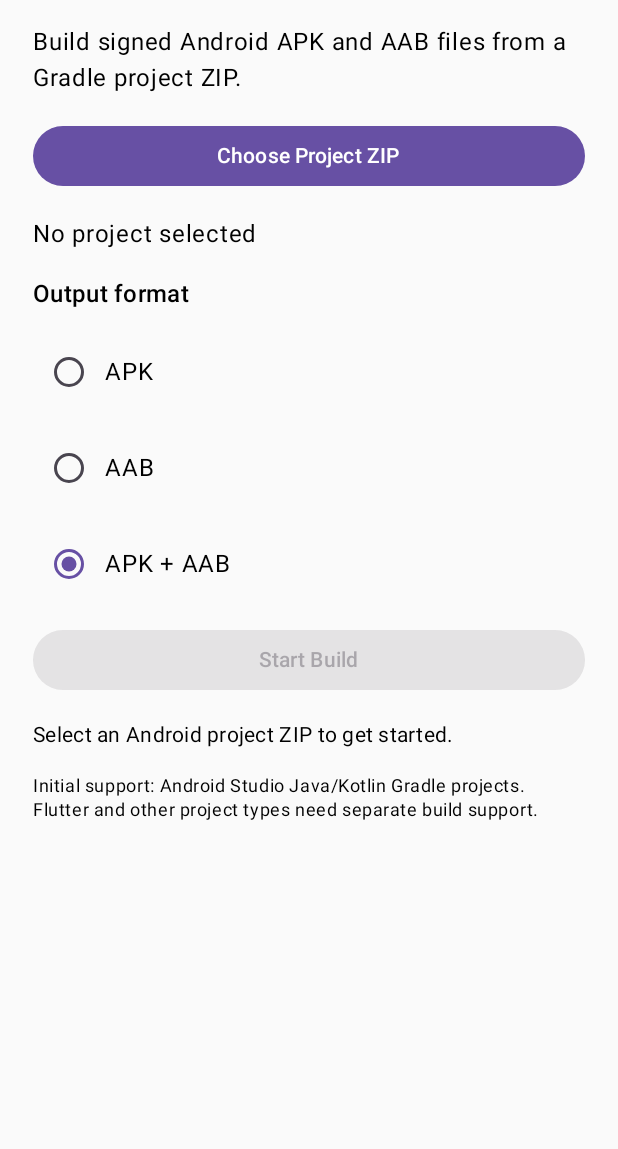
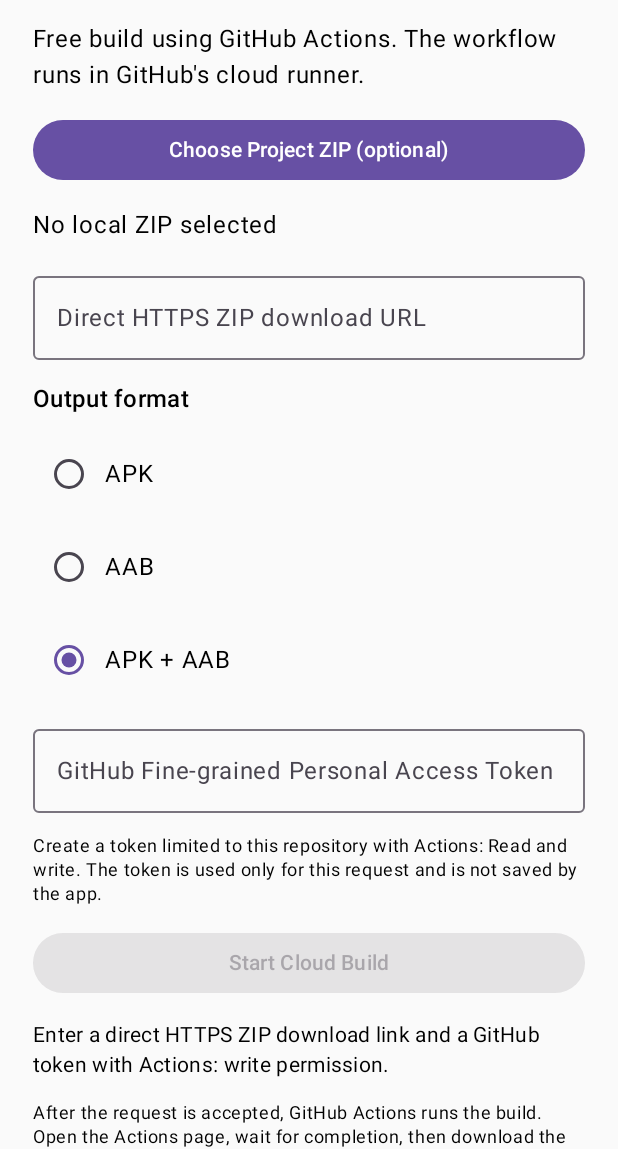
Before and after one commit to alaminboss22/apk-signer, an Android app built with Jetpack Compose: the screen it shows after launch (MainActivity), on a phone screen of 412 x 824 dp, the part 87-1236 px from its top. Run offline under Robolectric (Android 15) with nearby library versions, the phone set to English and light mode, and no system bars.

Commit message:
Connect app UI to free GitHub Actions workflow dispatch

```diff
--- a/app/src/main/java/com/vex/apksigner/MainActivity.kt
+++ b/app/src/main/java/com/vex/apksigner/MainActivity.kt
@@ -1,5 +1,6 @@
 package com.vex.apksigner
 
+import android.content.Intent
 import android.net.Uri
 import android.os.Bundle
 import androidx.activity.ComponentActivity
@@ -7,44 +8,119 @@ import androidx.activity.compose.setContent
 import androidx.activity.compose.rememberLauncherForActivityResult
 import androidx.activity.result.contract.ActivityResultContracts
 import androidx.compose.foundation.layout.*
+import androidx.compose.foundation.rememberScrollState
+import androidx.compose.foundation.verticalScroll
 import androidx.compose.material3.*
 import androidx.compose.runtime.*
 import androidx.compose.ui.Modifier
+import androidx.compose.ui.text.input.PasswordVisualTransformation
 import androidx.compose.ui.unit.dp
+import kotlinx.coroutines.Dispatchers
+import kotlinx.coroutines.withContext
+import org.json.JSONObject
+import java.net.HttpURLConnection
+import java.net.URL
 
 class MainActivity : ComponentActivity() {
     override fun onCreate(savedInstanceState: Bundle?) {
         super.onCreate(savedInstanceState)
         setContent {
             MaterialTheme {
-                var selectedZip by remember { mutableStateOf<Uri?>(null) }
-                var buildType by remember { mutableStateOf("APK + AAB") }
-                var status by remember { mutableStateOf("Select an Android project ZIP to get started.") }
+                var zipUri by remember { mutableStateOf<Uri?>(null) }
+                var zipUrl by remember { mutableStateOf("") }
+                var token by remember { mutableStateOf("") }
+                var format by remember { mutableStateOf("both") }
+                var status by remember { mutableStateOf("Enter a direct HTTPS ZIP download link and a GitHub token with Actions: write permission.") }
+                var busy by remember { mutableStateOf(false) }
+                val scope = rememberCoroutineScope()
                 val picker = rememberLauncherForActivityResult(ActivityResultContracts.OpenDocument()) { uri ->
-                    selectedZip = uri
-                    status = if (uri != null) "ZIP selected. Cloud Build service is not connected yet." else "No ZIP selected."
+                    zipUri = uri
+                    if (uri != null) status = "Local ZIP selected. For this free workflow, provide a direct HTTPS download URL for the same ZIP below."
                 }
-                Column(Modifier.fillMaxSize().padding(22.dp), verticalArrangement = Arrangement.spacedBy(16.dp)) {
+
+                Column(
+                    Modifier.fillMaxSize().verticalScroll(rememberScrollState()).padding(22.dp),
+                    verticalArrangement = Arrangement.spacedBy(14.dp)
+                ) {
                     Text("VEX APK Signer", style = MaterialTheme.typography.headlineMedium)
-                    Text("Build signed Android APK and AAB files from a Gradle project ZIP.")
+                    Text("Free build using GitHub Actions. The workflow runs in GitHub's cloud runner.")
                     Button(onClick = { picker.launch(arrayOf("application/zip", "application/x-zip-compressed", "application/octet-stream")) }, modifier = Modifier.fillMaxWidth()) {
-                        Text(if (selectedZip == null) "Choose Project ZIP" else "Choose Another ZIP")
+                        Text(if (zipUri == null) "Choose Project ZIP (optional)" else "Choose Another ZIP")
                     }
-                    Text(if (selectedZip == null) "No project selected" else "Project ZIP selected")
+                    Text(if (zipUri == null) "No local ZIP selected" else "A local ZIP is selected. It is not uploaded automatically.")
+                    OutlinedTextField(
+                        value = zipUrl, onValueChange = { zipUrl = it },
+                        label = { Text("Direct HTTPS ZIP download URL") },
+                        placeholder = { Text("https://.../project.zip") },
+                        modifier = Modifier.fillMaxWidth(), singleLine = false
+                    )
                     Text("Output format", style = MaterialTheme.typography.titleMedium)
-                    listOf("APK", "AAB", "APK + AAB").forEach { option ->
+                    listOf("apk" to "APK", "aab" to "AAB", "both" to "APK + AAB").forEach { item ->
                         Row {
-                            RadioButton(selected = buildType == option, onClick = { buildType = option })
-                            Text(option, modifier = Modifier.padding(top = 12.dp))
+                            RadioButton(selected = format == item.first, onClick = { format = item.first })
+                            Text(item.second, modifier = Modifier.padding(top = 12.dp))
                         }
                     }
-                    Button(onClick = { status = "Cloud Build Runner is not configured. Build is unavailable until a secure backend is deployed." }, enabled = selectedZip != null, modifier = Modifier.fillMaxWidth()) {
-                        Text("Start Build")
-                    }
+                    OutlinedTextField(
+                        value = token, onValueChange = { token = it },
+                        label = { Text("GitHub Fine-grained Personal Access Token") },
+                        visualTransformation = PasswordVisualTransformation(),
+                        modifier = Modifier.fillMaxWidth(), singleLine = true
+                    )
+                    Text("Create a token limited to this repository with Actions: Read and write. The token is used only for this request and is not saved by the app.", style = MaterialTheme.typography.bodySmall)
+                    Button(
+                        enabled = !busy && zipUrl.startsWith("https://") && token.isNotBlank(),
+                        onClick = {
+                            busy = true
+                            status = "Sending build request to GitHub..."
+                            scope.launch {
+                                val result = withContext(Dispatchers.IO) { dispatchWorkflow(zipUrl.trim(), token.trim(), format) }
+                                busy = false
+                                status = result
+                                if (result.startsWith("Build request accepted")) {
+                                    token = ""
+                                    startActivity(Intent(Intent.ACTION_VIEW, Uri.parse("https://github.com/alaminboss22/apk-signer/actions/workflows/build-project-zip.yml")))
+                                }
+                            }
+                        },
+                        modifier = Modifier.fillMaxWidth()
+                    ) { Text(if (busy) "Starting..." else "Start Cloud Build") }
+                    if (busy) LinearProgressIndicator(Modifier.fillMaxWidth())
                     Text(status, style = MaterialTheme.typography.bodyMedium)
-                    Text("Initial support: Android Studio Java/Kotlin Gradle projects. Flutter and other project types need separate build support.", style = MaterialTheme.typography.bodySmall)
+                    Text("After the request is accepted, GitHub Actions runs the build. Open the Actions page, wait for completion, then download the VEX-Android-Project-Outputs artifact.", style = MaterialTheme.typography.bodySmall)
+                    Text("Important: the ZIP URL must be a direct HTTPS link accessible without login. The workflow currently creates unsigned release APK/AAB files. Signing and in-app artifact download are not implemented yet.", style = MaterialTheme.typography.bodySmall)
                 }
             }
         }
     }
+
+    private fun dispatchWorkflow(zipUrl: String, token: String, format: String): String {
+        return try {
+            val uri = Uri.parse(zipUrl)
+            if (uri.scheme != "https" || uri.host.isNullOrBlank()) return "Please enter a valid direct HTTPS ZIP URL."
+            val connection = (URL("https://api.github.com/repos/alaminboss22/apk-signer/actions/workflows/build-project-zip.yml/dispatches").openConnection() as HttpURLConnection)
+            connection.requestMethod = "POST"
+            connection.connectTimeout = 15000
+            connection.readTimeout = 15000
+            connection.doOutput = true
+            connection.setRequestProperty("Accept", "application/vnd.github+json")
+            connection.setRequestProperty("X-GitHub-Api-Version", "2022-11-28")
+            connection.setRequestProperty("Authorization", "Bearer $token")
+            connection.setRequestProperty("Content-Type", "application/json")
+            val body = JSONObject().put("ref", "main").put(
+                "inputs", JSONObject().put("project_zip_url", zipUrl).put("output_format", format)
+            ).toString()
+            connection.outputStream.use { it.write(body.toByteArray(Charsets.UTF_8)) }
+            val code = connection.responseCode
+            connection.disconnect()
+            when (code) {
+                204 -> "Build request accepted by GitHub. Opening Actions page..."
+                401, 403 -> "GitHub rejected the token. Check that it belongs to this repository and has Actions: Read and write permission."
+                404 -> "Workflow or repository not found. Confirm the repository and workflow are public and the workflow exists on main."
+                else -> "GitHub returned HTTP $code. Check token permissions and try again."
+            }
+        } catch (e: Exception) {
+            "Could not contact GitHub: ${e.message ?: "network error"}"
+        }
+    }
 }
```
